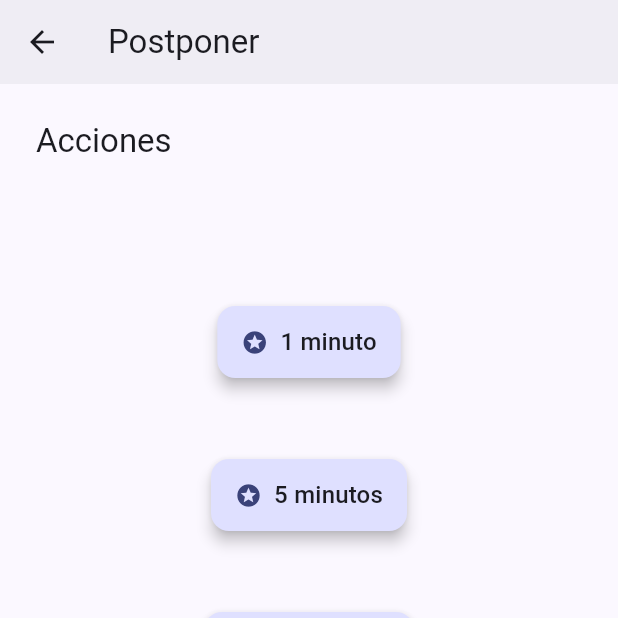
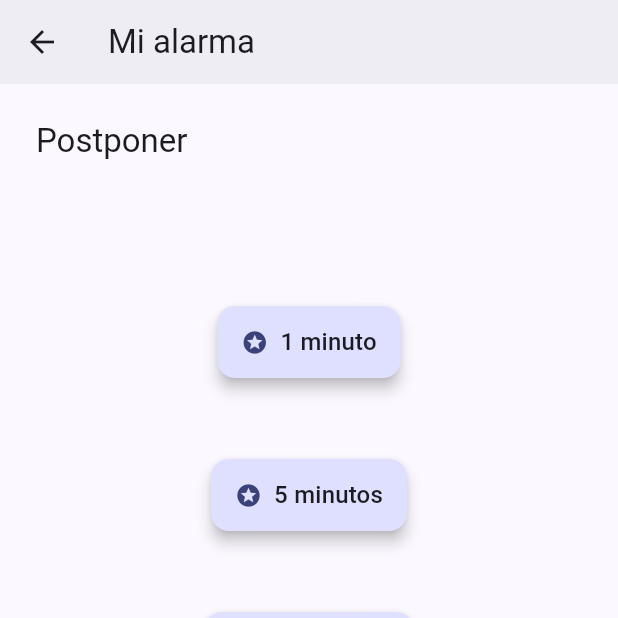
Before and after one commit to EstebanCardenas/AlarmsUxApp, a Flutter app: the SnoozePage screen opened by its route, on a phone screen of 412 x 824 dp, the top half of it. Run offline on Flutter 3.47's test engine with Material 3 defaults, Android fonts, the phone set to English and light mode, and no system bars; our stand-ins replace go_router, google_fonts, pie_chart.

Commit message:
ajustar titulo

```diff
--- a/alarms_android/lib/screens/snooze.dart
+++ b/alarms_android/lib/screens/snooze.dart
@@ -15,7 +15,7 @@ class SnoozePage extends StatelessWidget {
 
     return Scaffold(
       appBar: AlarmsAppBar(
-        title: "Postponer",
+        title: "Mi alarma",
         colorScheme: colorScheme,
         textTheme: textTheme),
       body: Padding(
@@ -25,7 +25,7 @@ class SnoozePage extends StatelessWidget {
           crossAxisAlignment: CrossAxisAlignment.start,
           children: [
             Text(
-              "Acciones",
+              "Postponer",
               style: textTheme.titleLarge?.copyWith(
                 color: colorScheme.onSurface,
               ),
```
